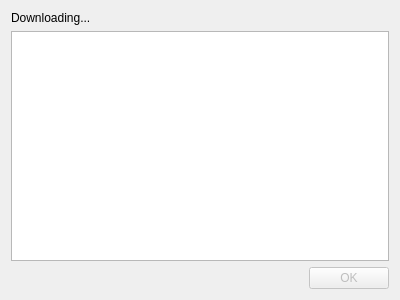
altera2015/ttwatcher, file src/exportworkingdialog.ui: the form before one commit.
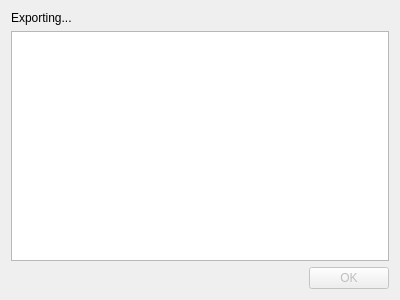
The form after the commit.

```diff
--- a/src/exportworkingdialog.ui
+++ b/src/exportworkingdialog.ui
@@ -17,7 +17,7 @@
    <item>
     <widget class="QLabel" name="label">
      <property name="text">
-      <string>Downloading...</string>
+      <string>Exporting...</string>
      </property>
     </widget>
    </item>
```
